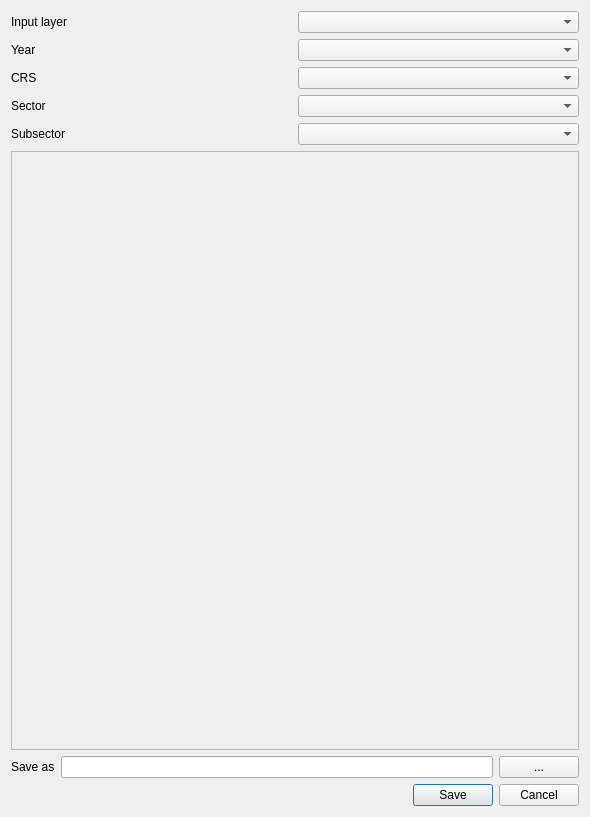
First picture: the form in ImaerPlugin/generate_calc_input_dlg.ui, repository opengeogroep/AERIUS-QGIS-plugins, before the edit.
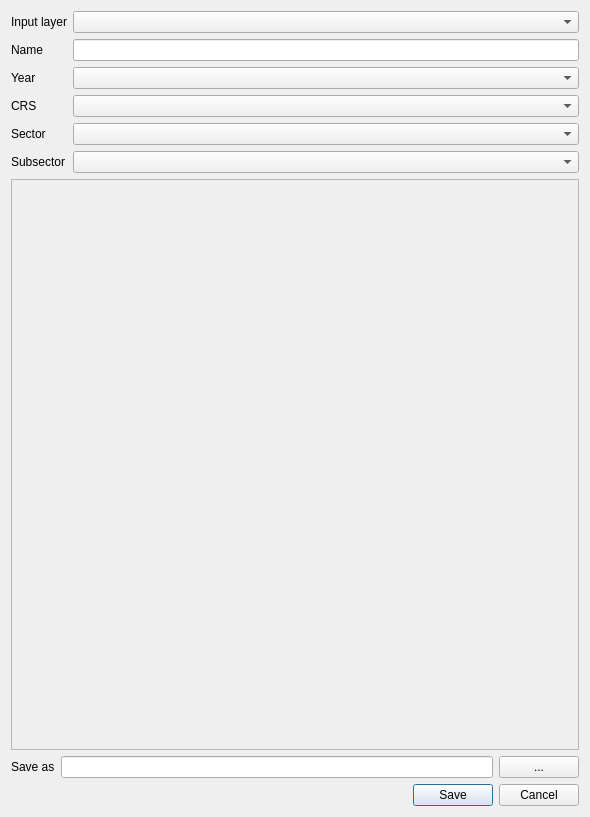
Second picture: the form after the edit. Custom widgets are drawn as their Qt base class.

Commit message: edit situation name in GUI

The edit to the form file:
```diff
--- a/ImaerPlugin/generate_calc_input_dlg.ui
+++ b/ImaerPlugin/generate_calc_input_dlg.ui
@@ -28,46 +28,56 @@
          </property>
         </widget>
        </item>
-       <item row="3" column="0">
+       <item row="5" column="0">
         <widget class="QLabel" name="label_sector">
          <property name="text">
           <string>Sector</string>
          </property>
         </widget>
        </item>
-       <item row="3" column="1">
+       <item row="5" column="1">
         <widget class="QComboBox" name="combo_sector"/>
        </item>
-       <item row="4" column="1">
+       <item row="6" column="1">
         <widget class="QComboBox" name="combo_subsector"/>
        </item>
-       <item row="4" column="0">
+       <item row="6" column="0">
         <widget class="QLabel" name="label_subsector">
          <property name="text">
           <string>Subsector</string>
          </property>
         </widget>
        </item>
-       <item row="1" column="0">
+       <item row="2" column="0">
         <widget class="QLabel" name="label_year">
          <property name="text">
           <string>Year</string>
          </property>
         </widget>
        </item>
-       <item row="1" column="1">
-        <widget class="QComboBox" name="combo_year"/>
-       </item>
        <item row="2" column="1">
+        <widget class="QComboBox" name="combo_year"/>
+       </item>
+       <item row="4" column="1">
         <widget class="QComboBox" name="combo_crs"/>
        </item>
-       <item row="2" column="0">
+       <item row="4" column="0">
         <widget class="QLabel" name="label_crs">
          <property name="text">
           <string>CRS</string>
          </property>
         </widget>
        </item>
+       <item row="1" column="0">
+        <widget class="QLabel" name="label_name">
+         <property name="text">
+          <string>Name</string>
+         </property>
+        </widget>
+       </item>
+       <item row="1" column="1">
+        <widget class="QLineEdit" name="edit_name"/>
+       </item>
       </layout>
      </item>
      <item>
@@ -83,7 +93,7 @@
             <x>0</x>
             <y>0</y>
             <width>566</width>
-            <height>572</height>
+            <height>541</height>
            </rect>
           </property>
           <layout class="QGridLayout" name="gridLayout_3">
```
The commit also changes 2 other files.
